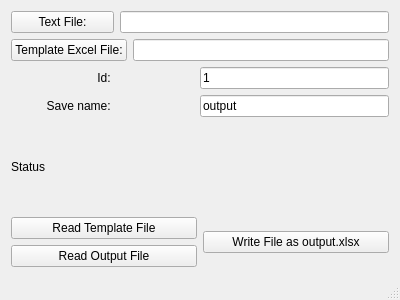
The window that ReadWriteExcelProj/mainwindow.ui (Predhelt/QtRWExcelFile) describes before a commit, drawn with Qt 5.
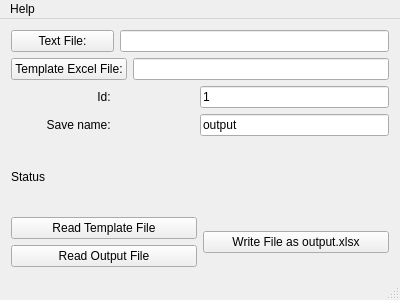
The same window after the commit.

What changed in the file:
```diff
--- a/ReadWriteExcelProj/mainwindow.ui
+++ b/ReadWriteExcelProj/mainwindow.ui
@@ -159,6 +159,9 @@
         <property name="text">
          <string>Status</string>
         </property>
+        <property name="wordWrap">
+         <bool>true</bool>
+        </property>
        </widget>
       </item>
      </layout>
@@ -195,6 +198,28 @@
    </layout>
   </widget>
   <widget class="QStatusBar" name="statusBar"/>
+  <widget class="QMenuBar" name="menuBar">
+   <property name="geometry">
+    <rect>
+     <x>0</x>
+     <y>0</y>
+     <width>400</width>
+     <height>20</height>
+    </rect>
+   </property>
+   <widget class="QMenu" name="menuHelp">
+    <property name="title">
+     <string>Help</string>
+    </property>
+    <addaction name="actionAbout"/>
+   </widget>
+   <addaction name="menuHelp"/>
+  </widget>
+  <action name="actionAbout">
+   <property name="text">
+    <string>About</string>
+   </property>
+  </action>
  </widget>
  <layoutdefault spacing="6" margin="11"/>
  <resources/>
```
